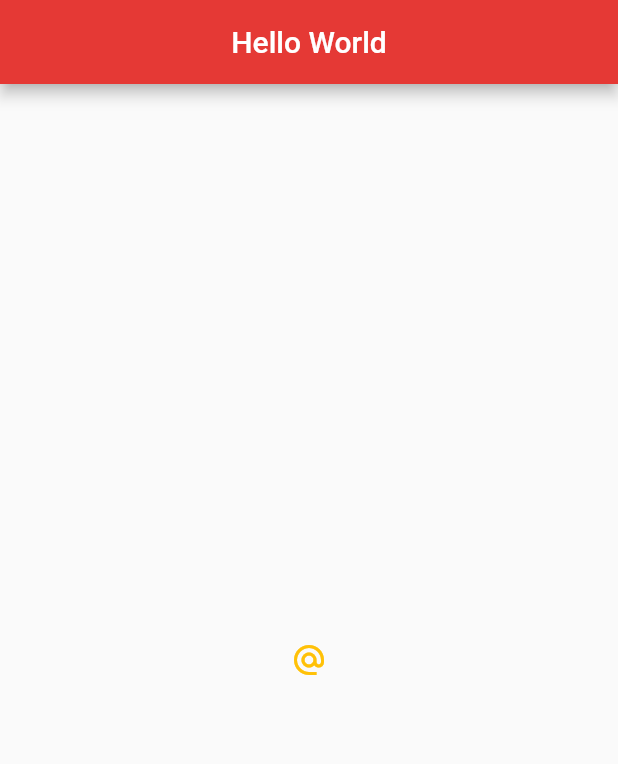
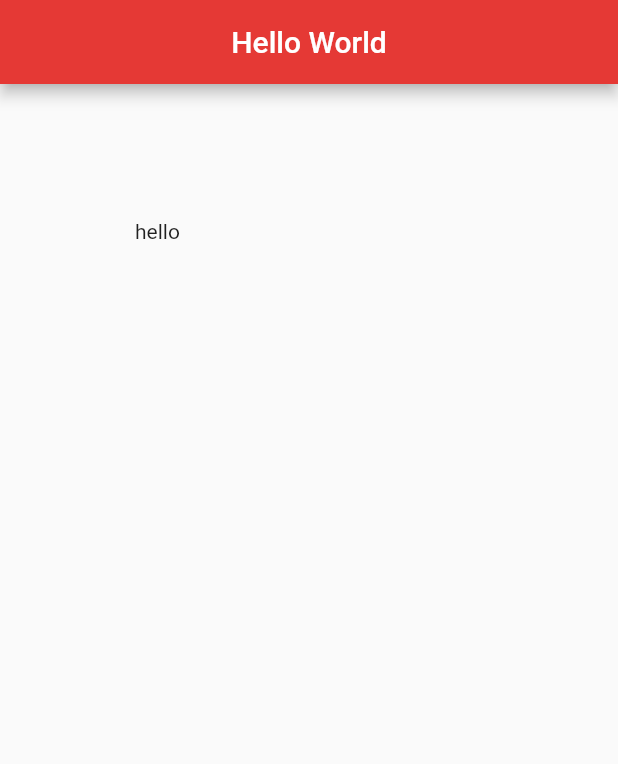
Before and after one commit to DanielSant/FlutterHoursWorld, a Flutter app: the screen it shows after launch, on a phone screen of 412 x 824 dp. Shown: the top 764 px of the screen. Run offline on Flutter 3.47's test engine with Material 2 defaults, Android fonts, the phone set to English and light mode, and no system bars.

Commit message:
Containers and Padding

```diff
--- a/lib/main.dart
+++ b/lib/main.dart
@@ -20,35 +20,17 @@ class Home extends StatelessWidget {
         centerTitle: true,
         backgroundColor: Colors.red[600],
       ),
-      body: Center(
-        child: IconButton(
-          onPressed: () {
-            print('you clicked me');
-          },
-          icon: Icon(Icons.alternate_email),
-          color: Colors.amber,
-        ),
-//        child: RaisedButton.icon(
-//          onPressed: () {},
-//          icon: Icon(
-//            Icons.mail
-//          ),
-//          label: Text('mail me'),
-//          color: Colors.amber,
-//        ),
-//          child: FlatButton(
-//            onPressed: () {
-//              print('you clicked me');
-//            },
-//            child: Text('click me'),
-//            color: Colors.lightBlue,
-//          ),
-//        child: Icon(
-//          Icons.airport_shuttle,
-//          color: Colors.lightBlue,
-//          size: 50.0,
-//        ),
+      body: Padding(
+        padding: EdgeInsets.all(90.0),
+        child: Text('hello'),
       ),
+//      body: Container(
+//        //padding: EdgeInsets.all(20.0),
+//        padding: EdgeInsets.fromLTRB(10.0, 20.0, 30.0, 40.0),
+//        margin: EdgeInsets.all(30.0),
+//        color: Colors.grey[400],
+//        child: Text('Hello'),
+//      ),
       floatingActionButton: FloatingActionButton(
         onPressed: () {},
         child: Text('Click'),
```
